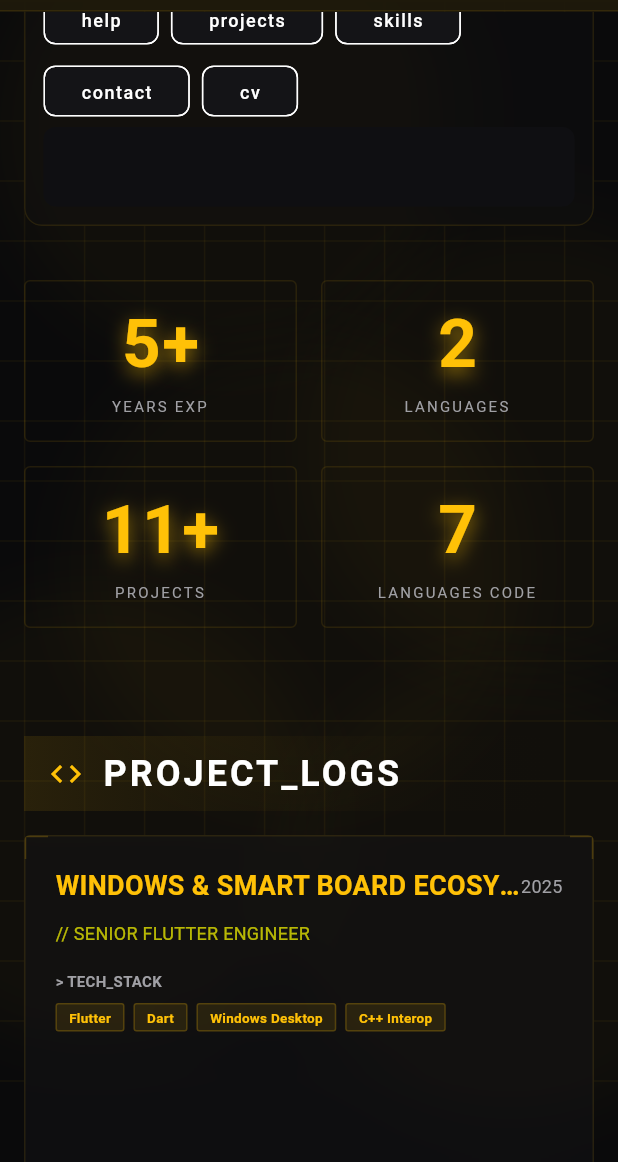
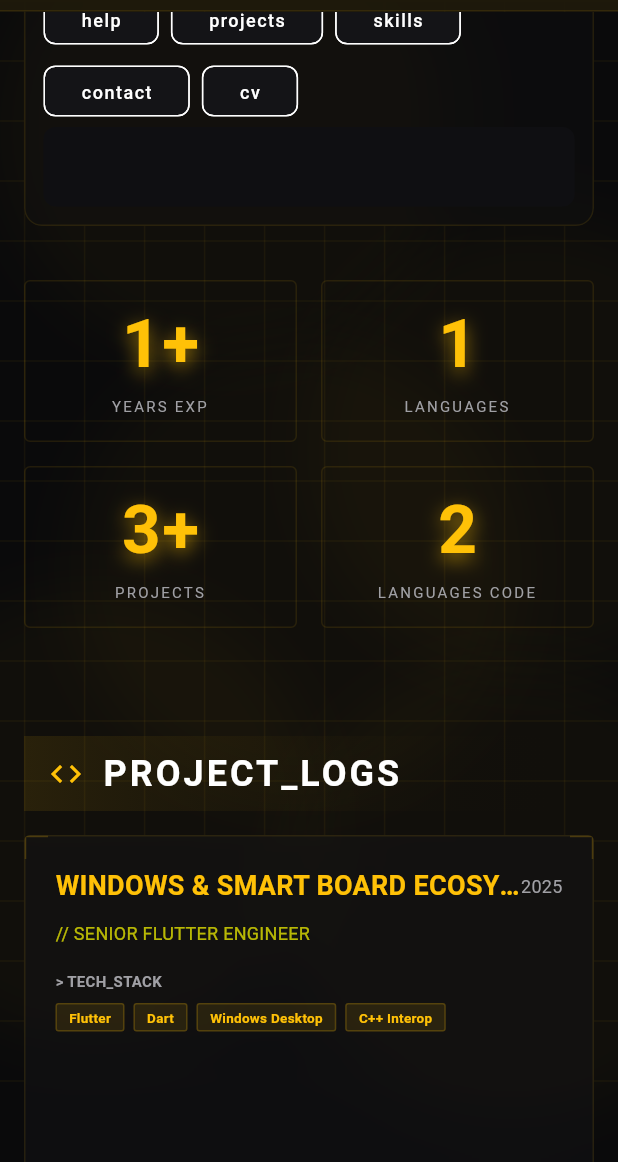
Before and after one commit to thangpn0207/my_profile, a Flutter app: the screen it shows after launch, scrolled down 576 dp, on a phone screen of 412 x 824 dp, the part 74-1236 px from its top. Run offline on Flutter 3.47's test engine with Material 3 defaults, Android fonts, the phone set to English and light mode, and no system bars; drawn by our look-alikes of flutter_animate; our stand-ins replace animated_text_kit, auto_size_text, equatable, flutter_bloc, flutter_svg, go_router and 4 more; missing offline and left inert: dart:js_interop, liquid_glass_renderer.

Commit message:
feat: scroll reveal, counter trigger, glitch headings
Co-Authored-By: Claude Sonnet 5.5 <noreply@anthropic.com>

```diff
--- a/lib/components/animated_counter.dart
+++ b/lib/components/animated_counter.dart
@@ -1,6 +1,7 @@
 import 'package:flutter/material.dart';
 import 'package:my_profile/core/app_dimensions.dart';
 import 'package:my_profile/core/app_colors.dart';
+import 'package:my_profile/components/reveal_on_scroll.dart';
 
 class AnimatedCounter extends StatelessWidget {
   const AnimatedCounter({
@@ -14,8 +15,9 @@ class AnimatedCounter extends StatelessWidget {
 
   @override
   Widget build(BuildContext context) {
+    final revealed = RevealScope.maybeOf(context) ?? true;
     return TweenAnimationBuilder(
-      tween: IntTween(begin: 0, end: value),
+      tween: IntTween(begin: 0, end: revealed ? value : 0),
       duration: Duration(milliseconds: AppDimensions.animationSlowHigh),
       builder: (context, animatedValue, child) {
         return TweenAnimationBuilder<Color?>(
--- /dev/null
+++ b/lib/components/glitch_text.dart
@@ -0,0 +1,69 @@
+import 'package:flutter/material.dart';
+import 'package:responsive_framework/responsive_framework.dart';
+
+/// Heading that jitters with red/cyan ghost layers for 400 ms on first build
+/// and on desktop hover; plain [Text] otherwise.
+class GlitchText extends StatefulWidget {
+  const GlitchText(this.text, {super.key, required this.style});
+
+  final String text;
+  final TextStyle style;
+
+  @override
+  State<GlitchText> createState() => _GlitchTextState();
+}
+
+class _GlitchTextState extends State<GlitchText>
+    with SingleTickerProviderStateMixin {
+  late final AnimationController _c = AnimationController(
+      vsync: this, duration: const Duration(milliseconds: 400));
+  bool _started = false;
+
+  @override
+  void didChangeDependencies() {
+    super.didChangeDependencies();
+    if (!_started) {
+      _started = true;
+      if (!MediaQuery.disableAnimationsOf(context)) _c.forward(from: 0);
+    }
+  }
+
+  @override
+  void dispose() {
+    _c.dispose();
+    super.dispose();
+  }
+
+  Widget _layer(Color? color, Offset offset) => Transform.translate(
+        offset: offset,
+        child: Text(widget.text,
+            style: widget.style.copyWith(color: color!.withValues(alpha: 0.7))),
+      );
+
+  @override
+  Widget build(BuildContext context) {
+    final main = Text(widget.text, style: widget.style);
+    return MouseRegion(
+      onEnter: (_) {
+        if (ResponsiveBreakpoints.of(context).isDesktop &&
+            !MediaQuery.disableAnimationsOf(context)) {
+          _c.forward(from: 0);
+        }
+      },
+      child: AnimatedBuilder(
+        animation: _c,
+        child: main,
+        builder: (context, child) {
+          if (!_c.isAnimating) return child!;
+          // Alternate the jitter direction every ~50 ms.
+          final s = (_c.value * 8).floor().isEven ? 2.0 : -2.0;
+          return Stack(children: [
+            _layer(Colors.red, Offset(s, 0)),
+            _layer(Colors.cyan, Offset(-s, 0)),
+            child!,
+          ]);
+        },
+      ),
+    );
+  }
+}
--- /dev/null
+++ b/lib/components/reveal_on_scroll.dart
@@ -0,0 +1,90 @@
+import 'package:flutter/material.dart';
+import 'package:flutter_animate/flutter_animate.dart';
+
+class RevealScope extends InheritedWidget {
+  const RevealScope({super.key, required this.revealed, required super.child});
+
+  final bool revealed;
+
+  static bool? maybeOf(BuildContext context) =>
+      context.dependOnInheritedWidgetOfExactType<RevealScope>()?.revealed;
+
+  static bool of(BuildContext context) => maybeOf(context) ?? false;
+
+  @override
+  bool updateShouldNotify(RevealScope old) => revealed != old.revealed;
+}
+
+/// Fades/slides [child] in once its top enters the viewport. The child stays
+/// laid out (opacity 0) until then so scroll extents are stable.
+class RevealOnScroll extends StatefulWidget {
+  const RevealOnScroll({
+    super.key,
+    required this.child,
+    this.delay = Duration.zero,
+  });
+
+  final Widget child;
+  final Duration delay;
+
+  @override
+  State<RevealOnScroll> createState() => _RevealOnScrollState();
+}
+
+class _RevealOnScrollState extends State<RevealOnScroll> {
+  bool _revealed = false;
+  ScrollPosition? _position;
+
+  @override
+  void didChangeDependencies() {
+    super.didChangeDependencies();
+    if (_revealed) return;
+    final position = Scrollable.maybeOf(context)?.position;
+    if (position == null || MediaQuery.disableAnimationsOf(context)) {
+      _revealed = true;
+      return;
+    }
+    if (position != _position) {
+      _position?.removeListener(_check);
+      _position = position..addListener(_check);
+      WidgetsBinding.instance.addPostFrameCallback((_) => _check());
+    }
+  }
+
+  void _check() {
+    if (!mounted || _revealed) return;
+    final box = context.findRenderObject() as RenderBox?;
+    final viewport =
+        Scrollable.of(context).context.findRenderObject() as RenderBox?;
+    if (box == null || viewport == null || !box.hasSize || !viewport.hasSize) {
+      return;
+    }
+    final top = box.localToGlobal(Offset.zero).dy;
+    final bottom = viewport.localToGlobal(Offset(0, viewport.size.height)).dy;
+    if (top < bottom - 40) {
+      _position?.removeListener(_check);
+      _position = null;
+      setState(() => _revealed = true);
+    }
+  }
+
+  @override
+  void dispose() {
+    _position?.removeListener(_check);
+    super.dispose();
+  }
+
+  @override
+  Widget build(BuildContext context) {
+    final reduced = MediaQuery.disableAnimationsOf(context);
+    return RevealScope(
+      revealed: _revealed,
+      child: reduced
+          ? widget.child
+          : widget.child
+              .animate(target: _revealed ? 1 : 0)
+              .fadeIn(duration: 500.ms, delay: widget.delay)
+              .slideY(begin: .08, end: 0),
+    );
+  }
+}
--- a/lib/screens/home/components/highlights.dart
+++ b/lib/screens/home/components/highlights.dart
@@ -6,6 +6,7 @@ import 'package:responsive_framework/responsive_framework.dart';
 import 'package:my_profile/bloc/my_info_bloc.dart';
 import 'package:my_profile/components/animated_counter.dart';
 import 'package:my_profile/components/glass_container.dart';
+import 'package:my_profile/components/reveal_on_scroll.dart';
 import 'package:my_profile/core/app_colors.dart';
 import 'package:my_profile/core/sections.dart';
 import 'package:my_profile/utils/string_util.dart';
@@ -410,6 +411,7 @@ class HighLightsInfo extends StatelessWidget {
 
         return Padding(
           padding: EdgeInsets.symmetric(vertical: AppDimensions.paddingM),
+          child: RevealOnScroll(
             child: ResponsiveBreakpoints.of(context).isMobile
                 ? Column(
                     children: [
@@ -518,6 +520,7 @@ class HighLightsInfo extends StatelessWidget {
                       ),
                     ],
                   ),
+          ),
         );
       },
     );
--- a/lib/screens/home/components/my_projects.dart
+++ b/lib/screens/home/components/my_projects.dart
@@ -6,6 +6,8 @@ import 'package:my_profile/bloc/my_info_bloc.dart';
 
 import '../../../core/app_colors.dart';
 import '../../../core/app_dimensions.dart';
+import 'package:my_profile/components/glitch_text.dart';
+import 'package:my_profile/components/reveal_on_scroll.dart';
 import 'project_card.dart';
 
 class MyProjects extends StatelessWidget {
@@ -41,7 +43,7 @@ class MyProjects extends StatelessWidget {
                 size: 24,
               ),
               const SizedBox(width: 12),
-              Text(
+              GlitchText(
                 "PROJECT_LOGS",
                 style: GoogleFonts.shareTechMono(
                   color: Colors.white,
@@ -167,10 +169,13 @@ class _ProjectsGridViewState extends State<ProjectsGridView>
                 crossAxisSpacing: AppDimensions.paddingM,
                 mainAxisSpacing: AppDimensions.paddingM,
               ),
-              itemBuilder: (context, index) => ProjectCard(
-                project: displayProjects[index],
-                allProjects: displayProjects,
-                index: index,
+              itemBuilder: (context, index) => RevealOnScroll(
+                delay: Duration(milliseconds: index * 60),
+                child: ProjectCard(
+                  project: displayProjects[index],
+                  allProjects: displayProjects,
+                  index: index,
+                ),
               ),
             ),
             if (hasMoreProjects) ...[
--- a/lib/screens/main/main_screen.dart
+++ b/lib/screens/main/main_screen.dart
@@ -255,10 +255,7 @@ class _MainScreenState extends State<MainScreen> {
                   ...widget.children.map((child) => Padding(
                         padding: const EdgeInsets.only(bottom: 20),
                         child: child,
-                      )
-                          .animate()
-                          .fadeIn(duration: 600.ms)
-                          .slideY(begin: 0.05, end: 0)),
+                      )),
                   const SizedBox(height: 60),
                   _buildFooter(),
                 ],
```
Also changed, not shown: lib/screens/home/components/recommendations.dart (+6 -3 lines), 1 other file. Lines whose indentation alone changed are shown as unchanged.
